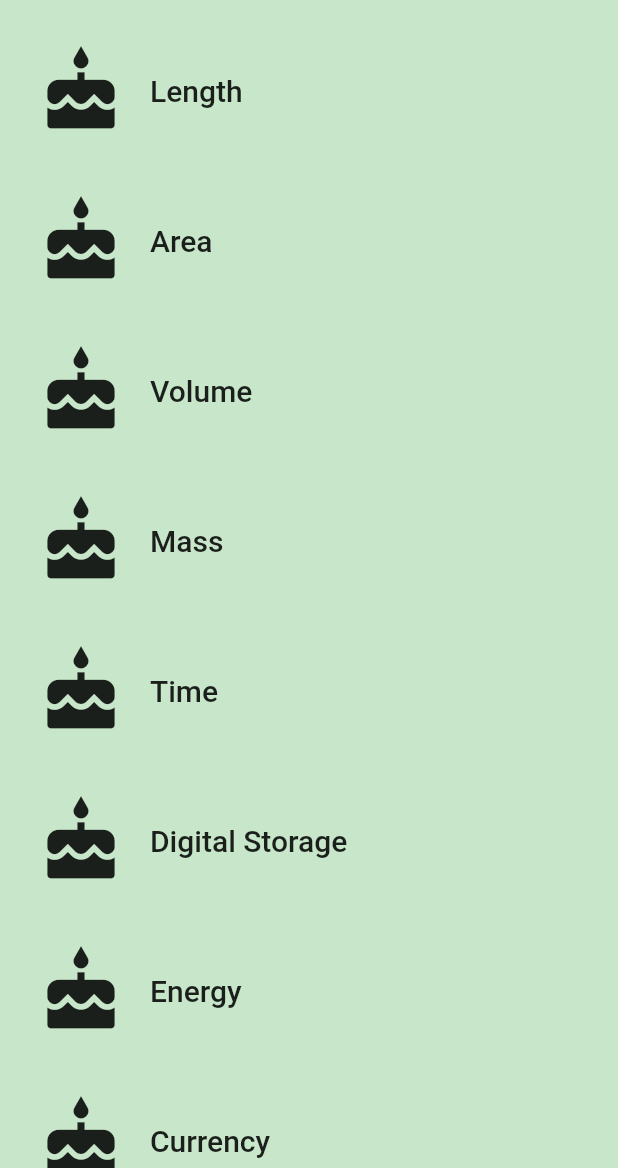
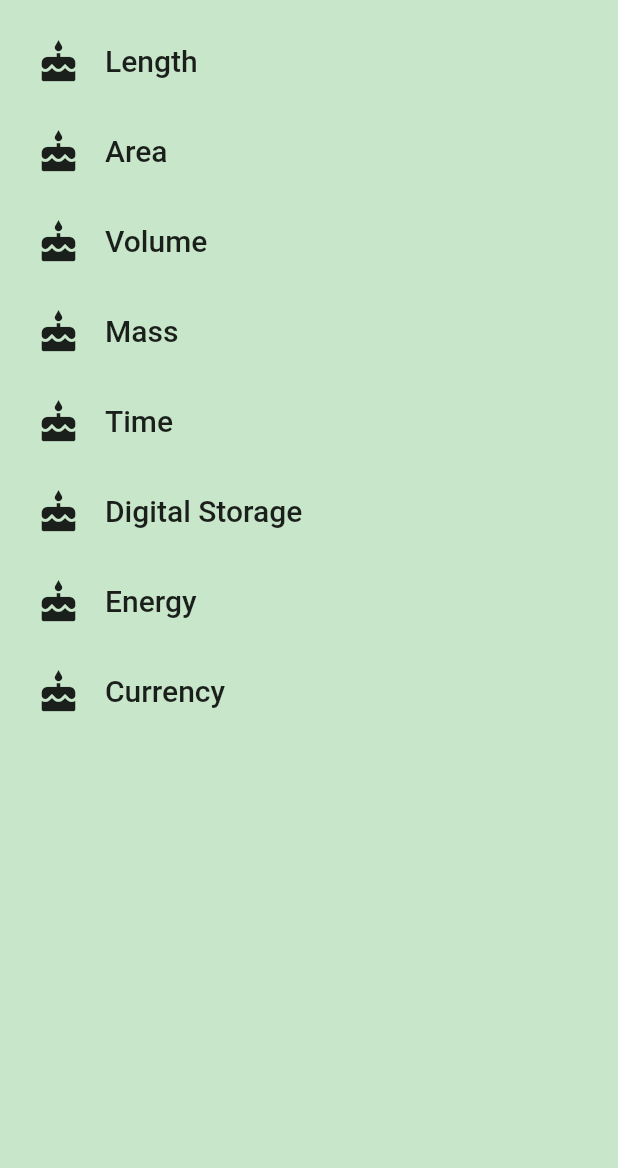
Before and after one commit to aashishtamsya/unit_converter_app, a Flutter app: the screen it shows after launch, on a phone screen of 412 x 824 dp, the part 68-1236 px from its top. Run offline on Flutter 3.47's test engine with Material 2 defaults, Android fonts, the phone set to English and light mode, and no system bars.

Commit message:
Update category cell height

```diff
--- a/lib/category.dart
+++ b/lib/category.dart
@@ -1,6 +1,6 @@
 import 'package:flutter/material.dart';
 
-final _rowHeight = 100.0;
+final _rowHeight = 60.0;
 final _borderRadius = BorderRadius.circular(_rowHeight / 2);
 
 class Category extends StatelessWidget {
@@ -40,7 +40,7 @@ class Category extends StatelessWidget {
                   padding: EdgeInsets.only(right: 16.0),
                   child: Icon(
                     iconLocation,
-                    size: 60.0,
+                    size: _rowHeight / 2.0,
                   ),
                 ),
                 Center(
```
Also changed, not shown: 1 other file.
